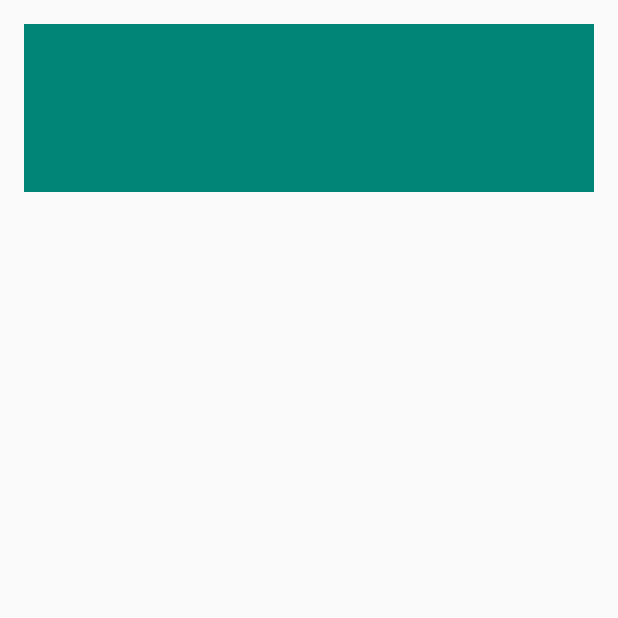
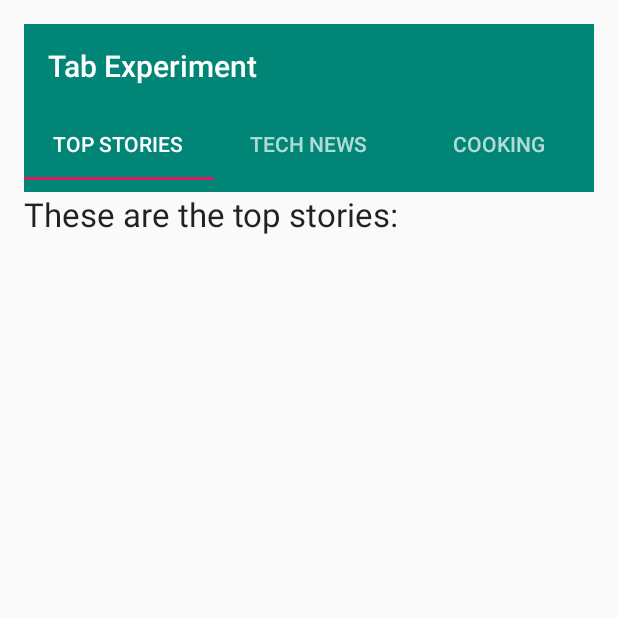
Before and after one commit to thom1376/Lab4, an Android app: the screen it shows after launch (MainActivity), on a phone screen of 412 x 824 dp, the top half of it. Run offline under Robolectric (Android 15) with nearby library versions, the phone set to English and light mode, and no system bars.

Commit message:
Implement tabs in Tab Experiment Project

```diff
--- a/TabExperiment/app/build.gradle
+++ b/TabExperiment/app/build.gradle
@@ -23,6 +23,7 @@ dependencies {
     implementation 'com.android.support:appcompat-v7:28.0.0'
     implementation 'com.android.support.constraint:constraint-layout:1.1.3'
     implementation 'com.android.support:design:28.0.0'
+    implementation 'com.android.support:support-v4:28.0.0'
     testImplementation 'junit:junit:4.12'
     androidTestImplementation 'com.android.support.test:runner:1.0.2'
     androidTestImplementation 'com.android.support.test.espresso:espresso-core:3.0.2'
--- a/TabExperiment/app/src/main/java/com/example/android/tabexperiment/MainActivity.java
+++ b/TabExperiment/app/src/main/java/com/example/android/tabexperiment/MainActivity.java
@@ -1,7 +1,10 @@
 package com.example.android.tabexperiment;
 
+import android.os.Bundle;
+import android.support.design.widget.TabLayout;
+import android.support.v4.view.PagerAdapter;
+import android.support.v4.view.ViewPager;
 import android.support.v7.app.AppCompatActivity;
-import android.os.Bundle;
 
 public class MainActivity extends AppCompatActivity {
 
@@ -9,5 +12,43 @@ public class MainActivity extends AppCompatActivity {
     protected void onCreate(Bundle savedInstanceState) {
         super.onCreate(savedInstanceState);
         setContentView(R.layout.activity_main);
+
+        android.support.v7.widget.Toolbar toolbar =
+                findViewById(R.id.toolbar);
+        setSupportActionBar(toolbar);
+
+        // Create an instance of the tab layout from the view.
+        TabLayout tabLayout = findViewById(R.id.tab_layout);
+        // Set the text for each tab.
+        tabLayout.addTab(tabLayout.newTab().setText(R.string.tab_label1));
+        tabLayout.addTab(tabLayout.newTab().setText(R.string.tab_label2));
+        tabLayout.addTab(tabLayout.newTab().setText(R.string.tab_label3));
+        // Set the tabs to fill the entire layout.
+        tabLayout.setTabGravity(TabLayout.GRAVITY_FILL);
+
+        // Use PagerAdapter to manage page views in fragments.
+        // Each page is represented by its own fragment.
+        final ViewPager viewPager = findViewById(R.id.pager);
+        final PageAdapter adapter = new PageAdapter(getSupportFragmentManager(), tabLayout.getTabCount());
+        viewPager.setAdapter(adapter);
+
+        // Setting a listener for clicks.
+        viewPager.addOnPageChangeListener(new
+                TabLayout.TabLayoutOnPageChangeListener(tabLayout));
+        tabLayout.addOnTabSelectedListener(new
+            TabLayout.OnTabSelectedListener() {
+               @Override
+               public void onTabSelected(TabLayout.Tab tab) {
+                   viewPager.setCurrentItem(tab.getPosition());
+               }
+
+               @Override
+               public void onTabUnselected(TabLayout.Tab tab) {
+               }
+
+               @Override
+               public void onTabReselected(TabLayout.Tab tab) {
+               }
+            });
     }
 }
--- /dev/null
+++ b/TabExperiment/app/src/main/java/com/example/android/tabexperiment/PageAdapter.java
@@ -0,0 +1,37 @@
+package com.example.android.tabexperiment;
+
+import android.support.v4.app.Fragment;
+import android.support.v4.app.FragmentManager;
+import android.support.v4.app.FragmentStatePagerAdapter;
+
+public class PageAdapter extends FragmentStatePagerAdapter {
+    int mNumOfTabs;
+
+    public PageAdapter(FragmentManager fm, int NumOfTabs) {
+        super(fm);
+        this.mNumOfTabs = NumOfTabs;
+    }
+
+    /**
+     * Return the Fragment associated with a specified position.
+     *
+     * @param position
+     */
+    @Override
+    public Fragment getItem(int position) {
+        switch (position) {
+            case 0: return new TabFragment1();
+            case 1: return new TabFragment2();
+            case 2: return new TabFragment3();
+            default: return null;
+        }
+    }
+
+    /**
+     * Return the number of views available.
+     */
+    @Override
+    public int getCount() {
+        return mNumOfTabs;
+    }
+}
--- /dev/null
+++ b/TabExperiment/app/src/main/java/com/example/android/tabexperiment/TabFragment1.java
@@ -0,0 +1,29 @@
+package com.example.android.tabexperiment;
+
+
+import android.os.Bundle;
+import android.support.v4.app.Fragment;
+import android.view.LayoutInflater;
+import android.view.View;
+import android.view.ViewGroup;
+
+
+/**
+ * A simple {@link Fragment} subclass.
+ */
+public class TabFragment1 extends Fragment {
+
+
+    public TabFragment1() {
+        // Required empty public constructor
+    }
+
+
+    @Override
+    public View onCreateView(LayoutInflater inflater, ViewGroup container,
+                             Bundle savedInstanceState) {
+        // Inflate the layout for this fragment
+        return inflater.inflate(R.layout.tab_fragment1, container, false);
+    }
+
+}
--- /dev/null
+++ b/TabExperiment/app/src/main/java/com/example/android/tabexperiment/TabFragment2.java
@@ -0,0 +1,29 @@
+package com.example.android.tabexperiment;
+
+
+import android.os.Bundle;
+import android.support.v4.app.Fragment;
+import android.view.LayoutInflater;
+import android.view.View;
+import android.view.ViewGroup;
+
+
+/**
+ * A simple {@link Fragment} subclass.
+ */
+public class TabFragment2 extends Fragment {
+
+
+    public TabFragment2() {
+        // Required empty public constructor
+    }
+
+
+    @Override
+    public View onCreateView(LayoutInflater inflater, ViewGroup container,
+                             Bundle savedInstanceState) {
+        // Inflate the layout for this fragment
+        return inflater.inflate(R.layout.tab_fragment2, container, false);
+    }
+
+}
--- /dev/null
+++ b/TabExperiment/app/src/main/res/layout/tab_fragment1.xml
@@ -0,0 +1,14 @@
+<?xml version="1.0" encoding="utf-8"?>
+<RelativeLayout xmlns:android="http://schemas.android.com/apk/res/android"
+    xmlns:tools="http://schemas.android.com/tools"
+    android:layout_width="match_parent"
+    android:layout_height="match_parent"
+    tools:context="com.example.android.tabexperiment.TabFragment1">
+
+    <TextView
+        android:layout_width="wrap_content"
+        android:layout_height="wrap_content"
+        android:text="@string/tab_1"
+        android:textAppearance="?android:attr/textAppearanceLarge"/>
+
+</RelativeLayout>
--- a/TabExperiment/app/src/main/res/values/strings.xml
+++ b/TabExperiment/app/src/main/res/values/strings.xml
@@ -1,3 +1,10 @@
 <resources>
     <string name="app_name">Tab Experiment</string>
+    <string name="hello_blank_fragment">Hello blank fragment</string>
+    <string name="tab_3">Cooking tips:</string>
+    <string name="tab_2">Tech news you can use:</string>
+    <string name="tab_1">These are the top stories:</string>
+    <string name="tab_label1">Top Stories</string>
+    <string name="tab_label2">Tech News</string>
+    <string name="tab_label3">Cooking</string>
 </resources>
```
Also changed, not shown: TabExperiment/app/src/main/java/com/example/android/tabexperiment/TabFragment3.java (added, +29 -0 lines), TabExperiment/app/src/main/res/layout/tab_fragment2.xml (added, +14 -0 lines), TabExperiment/app/src/main/res/layout/tab_fragment3.xml (added, +14 -0 lines).
